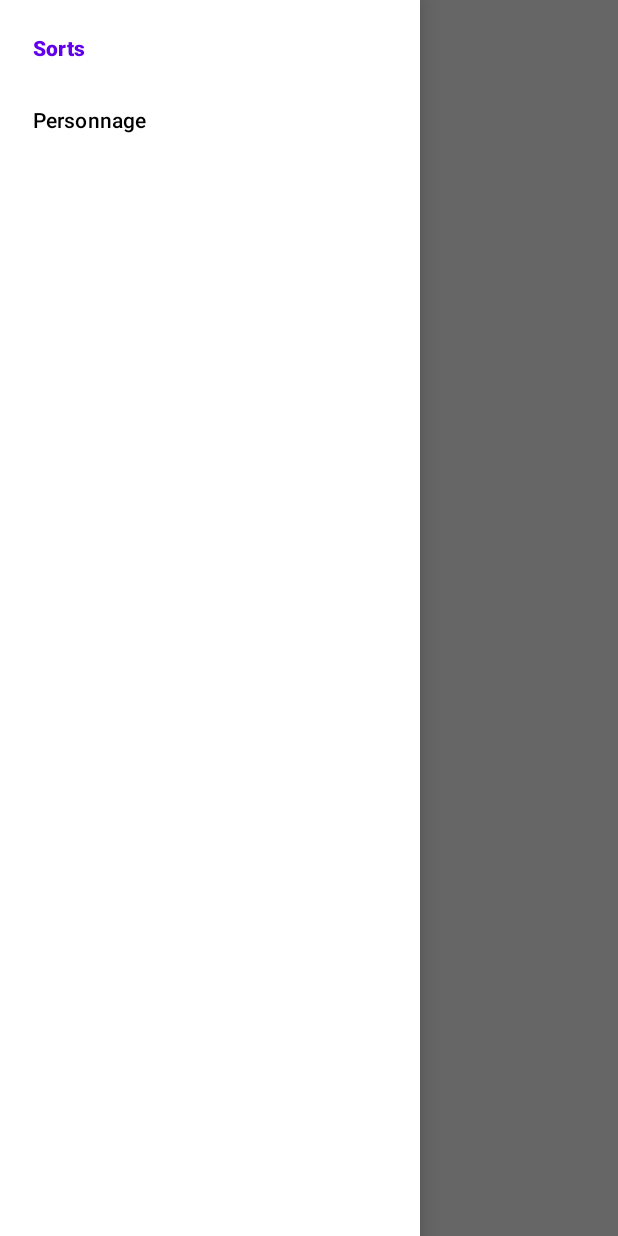
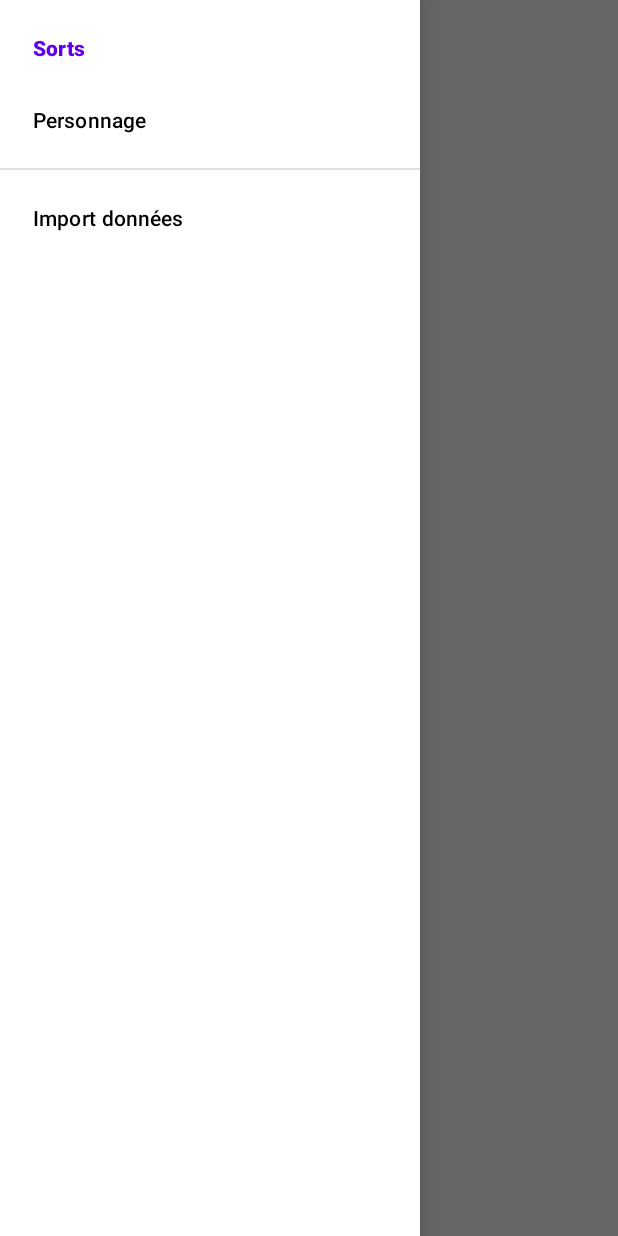
Before and after one commit to AdrienJarretier/DnD-Grimoire, an Android app: the screen it shows after launch (MainActivity), with the side drawer open, on a phone screen of 412 x 824 dp. Run offline under Robolectric (Android 15) with nearby library versions, the phone set to English and light mode, and no system bars; our stand-ins replace Room's generated code, navigation-ui; 3 statements that could not run were skipped.

Commit message:
new menu item to open import data page

```diff
--- a/app/src/main/res/menu/menu.xml
+++ b/app/src/main/res/menu/menu.xml
@@ -1,10 +1,17 @@
 <?xml version="1.0" encoding="utf-8"?>
 <menu xmlns:android="http://schemas.android.com/apk/res/android">
 
+    <group android:id="@+id/spellsAdnSheetMenu">
         <item
             android:id="@+id/spells"
             android:title="Sorts" />
         <item
             android:id="@+id/setPlayerSheet2"
             android:title="Personnage" />
+    </group>
+    <group android:id="@+id/dataImpExpMenu">
+        <item
+            android:id="@+id/dataImport"
+            android:title="Import données" />
+    </group>
 </menu>
--- a/app/src/main/res/navigation/nav_graph_main.xml
+++ b/app/src/main/res/navigation/nav_graph_main.xml
@@ -15,4 +15,9 @@
         android:name="com.example.dndgrimoire.Spells"
         android:label="fragment_spells"
         tools:layout="@layout/fragment_spells" />
+    <fragment
+        android:id="@+id/dataImport"
+        android:name="com.example.dndgrimoire.DataImport"
+        android:label="fragment_data_import"
+        tools:layout="@layout/fragment_data_import" />
 </navigation>
```
Also changed, not shown: app/src/main/java/com/example/dndgrimoire/DataImport.kt (added, +59 -0 lines), app/src/main/res/layout/fragment_data_import.xml (added, +7 -0 lines). Lines whose indentation alone changed are shown as unchanged.
